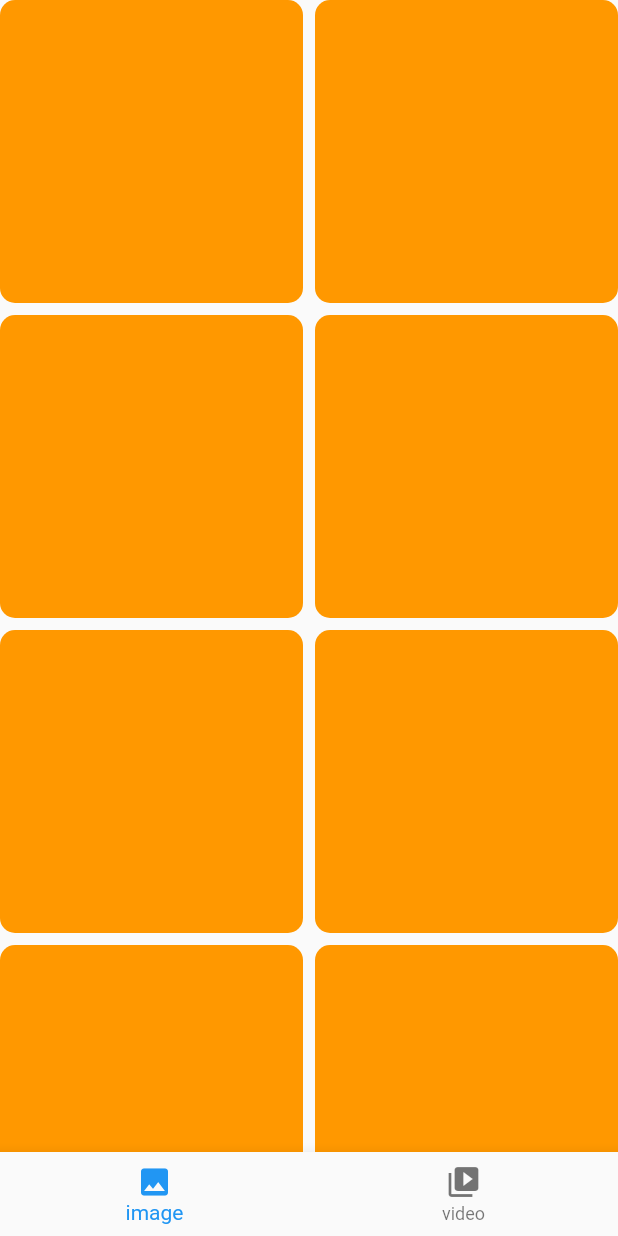
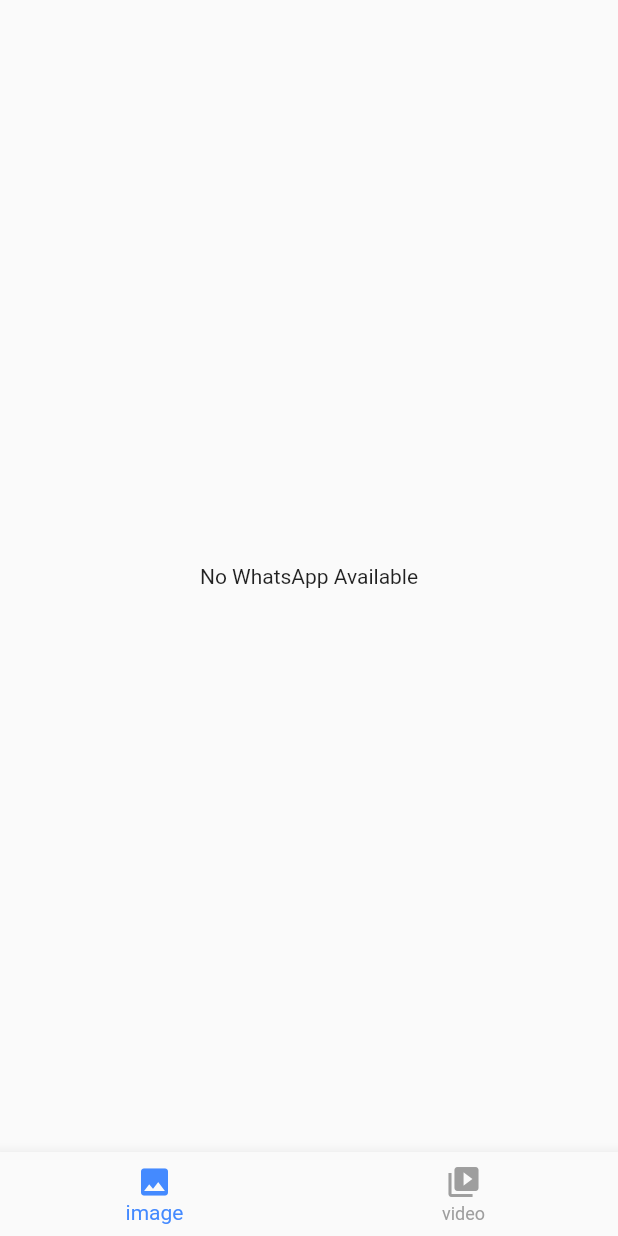
Before and after one commit to CHRISANTHOS/whatsAppStatusDownloader, a Flutter app: the screen it shows after launch, on a phone screen of 412 x 824 dp. Run offline on Flutter 3.47's test engine with Material 2 defaults, Android fonts, the phone set to English and light mode, and no system bars; our stand-ins replace permission_handler.

Commit message:
populated image from whatsapp

```diff
--- a/lib/main.dart
+++ b/lib/main.dart
@@ -2,6 +2,7 @@ import 'package:flutter/material.dart';
 import 'package:whatsapp_downloader/screens/splash_screen.dart';
 import 'package:provider/provider.dart';
 import 'package:whatsapp_downloader/model/bottom_nav_model.dart';
+import 'package:whatsapp_downloader/model/get_status_model.dart';
 
 void main() {
   runApp(MyApp());
@@ -14,7 +15,8 @@ class MyApp extends StatelessWidget {
   Widget build(BuildContext context) {
     return MultiProvider(
       providers: [
-        ChangeNotifierProvider(create: (context) => BottomNavModel())
+        ChangeNotifierProvider(create: (context) => BottomNavModel()),
+        ChangeNotifierProvider(create: (context) => GetStatusModel())
       ],
       child: MaterialApp(
         home: SplashScreen(),
--- /dev/null
+++ b/lib/model/get_status_model.dart
@@ -0,0 +1,50 @@
+import 'dart:developer';
+import 'dart:io';
+import 'package:whatsapp_downloader/utils/constants.dart';
+import 'package:flutter/material.dart';
+import 'package:permission_handler/permission_handler.dart';
+
+class GetStatusModel extends ChangeNotifier{
+
+  List<FileSystemEntity> _getWhatsappImages = [];
+  List<FileSystemEntity> _getWhatsappVideos = [];
+  bool _isWhatsAppAvailable = false;
+
+  List<FileSystemEntity> get getImages => _getWhatsappImages;
+  List<FileSystemEntity> get getVideos => _getWhatsappVideos;
+  bool get isWhatsAppAvailable => _isWhatsAppAvailable;
+
+
+  void getStatus(String fileExt)async{
+    final permission = await Permission.storage.request();
+
+    if(permission.isDenied){
+      Permission.storage.request();
+      log('Access Denied');
+      return;
+    }
+    if(permission.isGranted){
+      final directory = Directory(Constants.WHATSAPP_PATH);
+
+      if(directory.existsSync()){
+        final items = directory.listSync();
+        log(items.toString());
+
+        if(fileExt == '.jpg'){
+          _getWhatsappImages = items.where((element) => element.path.endsWith('.jpg')).toList();
+          notifyListeners();
+        }else{
+          _getWhatsappVideos = items.where((element) => element.path.endsWith('.mp4')).toList();
+          notifyListeners();
+        }
+        _isWhatsAppAvailable = true;
+        notifyListeners();
+      }else{
+        log('No Whatsapp found');
+        _isWhatsAppAvailable = false;
+        notifyListeners();
+      }
+    }
+  }
+
+}
--- a/lib/navPages/image/images.dart
+++ b/lib/navPages/image/images.dart
@@ -1,5 +1,9 @@
+import 'dart:io';
+
 import 'package:flutter/material.dart';
 import 'image_viewer.dart';
+import 'package:provider/provider.dart';
+import 'package:whatsapp_downloader/model/get_status_model.dart';
 
 class ImagePage extends StatefulWidget {
   @override
@@ -7,28 +11,58 @@ class ImagePage extends StatefulWidget {
 }
 
 class _ImagePageState extends State<ImagePage> {
+  bool isFetched = false;
   @override
   Widget build(BuildContext context) {
     return Scaffold(
-      body: Container(
+      body: Consumer<GetStatusModel>(builder: (context, file, child) {
+        if (isFetched == false) {
+          file.getStatus('.jpg');
+          Future.delayed(const Duration(seconds: 2), () {
+            isFetched = true;
+          });
+        }
+        return file.isWhatsAppAvailable == false
+            ? const Center(
+                child: Text('No WhatsApp Available'),
+              )
+            : file.getImages.isEmpty
+                ? const Center(
+                    child: Text('No images found'),
+                  )
+                : Container(
+                    padding: const EdgeInsets.all(10),
                     child: GridView(
-          gridDelegate: const SliverGridDelegateWithFixedCrossAxisCount(
-              crossAxisCount: 2, mainAxisSpacing: 8, crossAxisSpacing: 8),
-          children: List.generate(10, (index) {
+                      gridDelegate:
+                          const SliverGridDelegateWithFixedCrossAxisCount(
+                              crossAxisCount: 2,
+                              mainAxisSpacing: 8,
+                              crossAxisSpacing: 8),
+                      children: List.generate(file.getImages.length, (index) {
                         return GestureDetector(
-              onTap: (){
-                Navigator.push(context, MaterialPageRoute(builder: (context) => ImageView()));
+                          onTap: () {
+                            Navigator.push(
+                                context,
+                                MaterialPageRoute(
+                                    builder: (context) => ImageView()));
                           },
                           child: Container(
                             decoration: BoxDecoration(
                               color: Colors.orange,
+                              image: DecorationImage(
+                                fit: BoxFit.cover,
+                                image: FileImage(
+                                  File(file.getImages[index].path),
+                                ),
+                              ),
                               borderRadius: BorderRadius.circular(10),
                             ),
                           ),
                         );
                       }),
                     ),
-      ),
+                  );
+      }),
     );
   }
 }
--- a/lib/screens/home_page.dart
+++ b/lib/screens/home_page.dart
@@ -21,13 +21,16 @@ class _HomePageState extends State<HomePage> {
         return Scaffold(
           body: pages[nav.currentIndex],
           bottomNavigationBar: BottomNavigationBar(
-              onTap: (value){
-                nav.changeIndex(value);
-              },
-              items: [
+              items: const[
                 BottomNavigationBarItem(icon: Icon(Icons.image), label: 'image'),
                 BottomNavigationBarItem(icon: Icon(Icons.video_library), label: 'video'),
-              ]
+              ],
+            selectedItemColor: Colors.blueAccent,
+            unselectedItemColor: Colors.grey,
+            currentIndex: nav.currentIndex,
+            onTap: (value){
+              nav.changeIndex(value);
+            },
           ),
         );
       }
--- /dev/null
+++ b/lib/utils/constants.dart
@@ -0,0 +1,5 @@
+class Constants{
+
+  static String WHATSAPP_PATH = '';
+
+}
```
Also changed, not shown: lib/navPages/video/video.dart (+36 -7 lines), 1 other file. Lines whose indentation alone changed are shown as unchanged.
